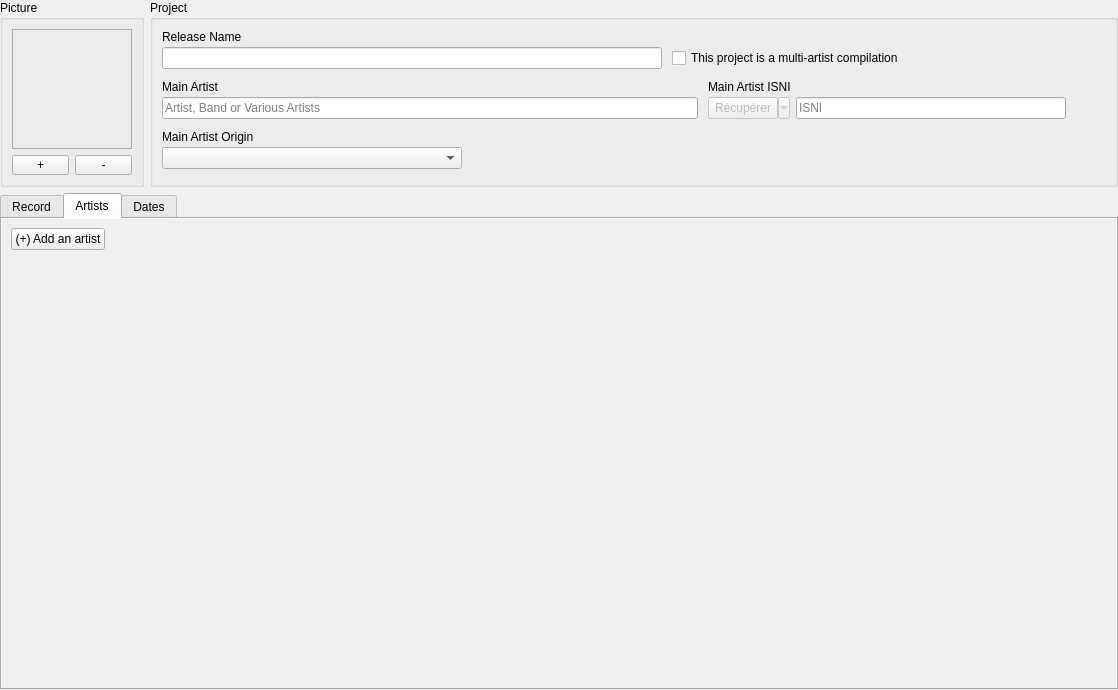
Qt form resources/ui/album_page.ui (Iconoclasteinc/tgit) before a commit.
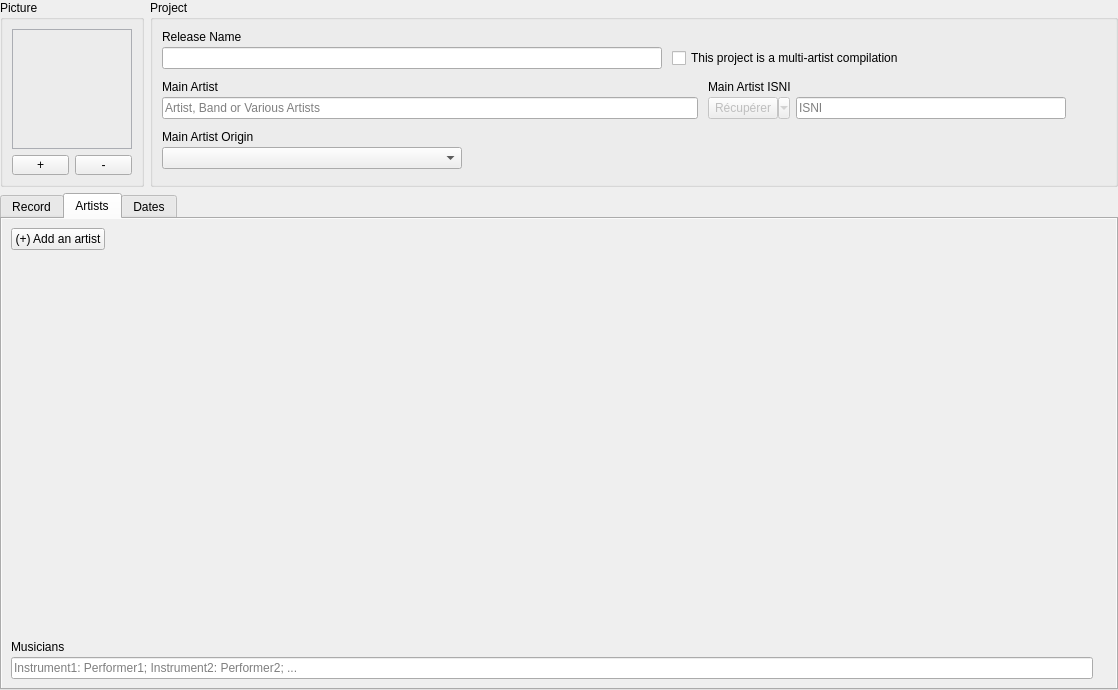
The same form after that commit. The open tabs and pages were chosen to show the change. Icons and pictures are not drawn. Custom widgets are drawn as their Qt base class.

Commit message: Move the track edition page to the native look and feel.

```diff
--- a/resources/ui/album_page.ui
+++ b/resources/ui/album_page.ui
@@ -258,7 +258,7 @@
               <number>0</number>
              </property>
              <item>
-              <widget class="QPushButton" name="_add_artist_button">
+              <widget class="QPushButton" name="_add_artist_button_2">
                <property name="cursor">
                 <cursorShape>PointingHandCursor</cursorShape>
                </property>
@@ -298,6 +298,80 @@
              </property>
             </spacer>
            </item>
+           <item>
+            <layout class="QVBoxLayout" name="_artists_container">
+             <property name="spacing">
+              <number>3</number>
+             </property>
+             <item>
+              <widget class="QLabel" name="_artists_caption">
+               <property name="text">
+                <string>Musicians</string>
+               </property>
+               <property name="buddy">
+                <cstring>_artists</cstring>
+               </property>
+              </widget>
+             </item>
+             <item>
+              <layout class="QHBoxLayout" name="_artists_value_container">
+               <item>
+                <widget class="QLineEdit" name="_artists">
+                 <property name="placeholderText">
+                  <string>Instrument1: Performer1; Instrument2: Performer2; ...</string>
+                 </property>
+                </widget>
+               </item>
+               <item>
+                <widget class="QPushButton" name="_add_artist_button">
+                 <property name="sizePolicy">
+                  <sizepolicy hsizetype="Fixed" vsizetype="Fixed">
+                   <horstretch>0</horstretch>
+                   <verstretch>0</verstretch>
+                  </sizepolicy>
+                 </property>
+                 <property name="minimumSize">
+                  <size>
+                   <width>20</width>
+                   <height>0</height>
+                  </size>
+                 </property>
+                 <property name="maximumSize">
+                  <size>
+                   <width>20</width>
+                   <height>16777215</height>
+                  </size>
+                 </property>
+                 <property name="cursor">
+                  <cursorShape>PointingHandCursor</cursorShape>
+                 </property>
+                 <property name="focusPolicy">
+                  <enum>Qt::StrongFocus</enum>
+                 </property>
+                 <property name="styleSheet">
+                  <string notr="true">QPushButton {
+    background: transparent url(':/edit') center no-repeat;
+    border: none;
+    border-radius: 0;
+}
+
+QPushButton:hover, QPushButton:focus {
+    background: transparent url(':/edit-hover') center no-repeat;
+}
+
+QPushButton:pressed {
+    background: transparent url(':/edit-pressed') center no-repeat;
+}</string>
+                 </property>
+                 <property name="text">
+                  <string/>
+                 </property>
+                </widget>
+               </item>
+              </layout>
+             </item>
+            </layout>
+           </item>
           </layout>
          </widget>
         </widget>
```
Left out of the diff: 8 changed lines with no effect on the pictures. The commit also changes 4 other files.
